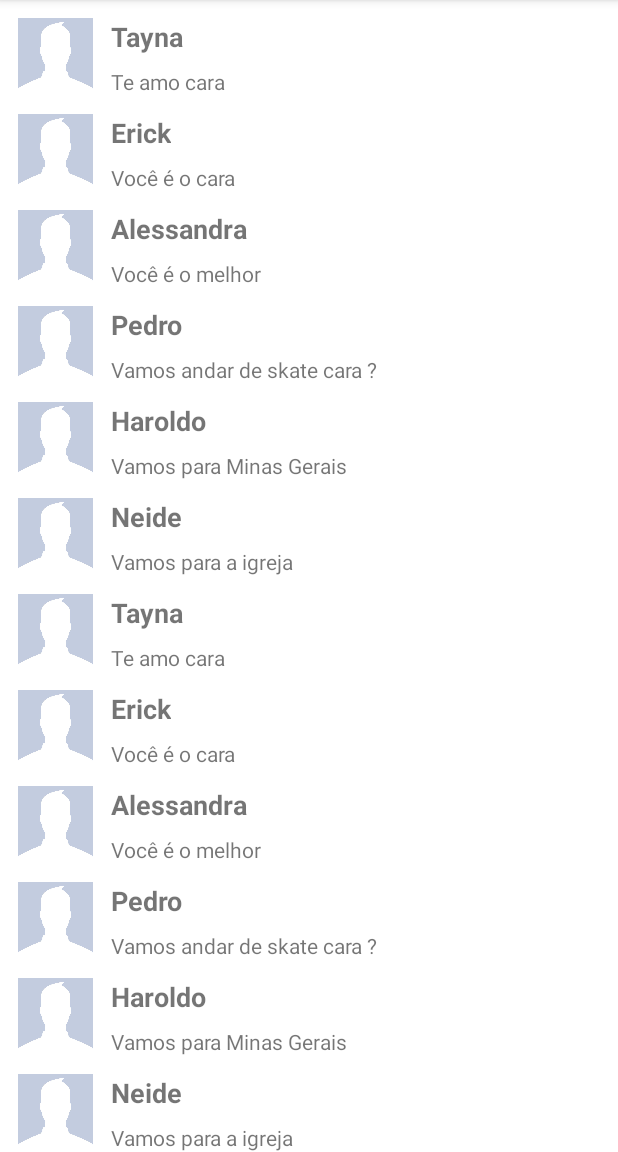
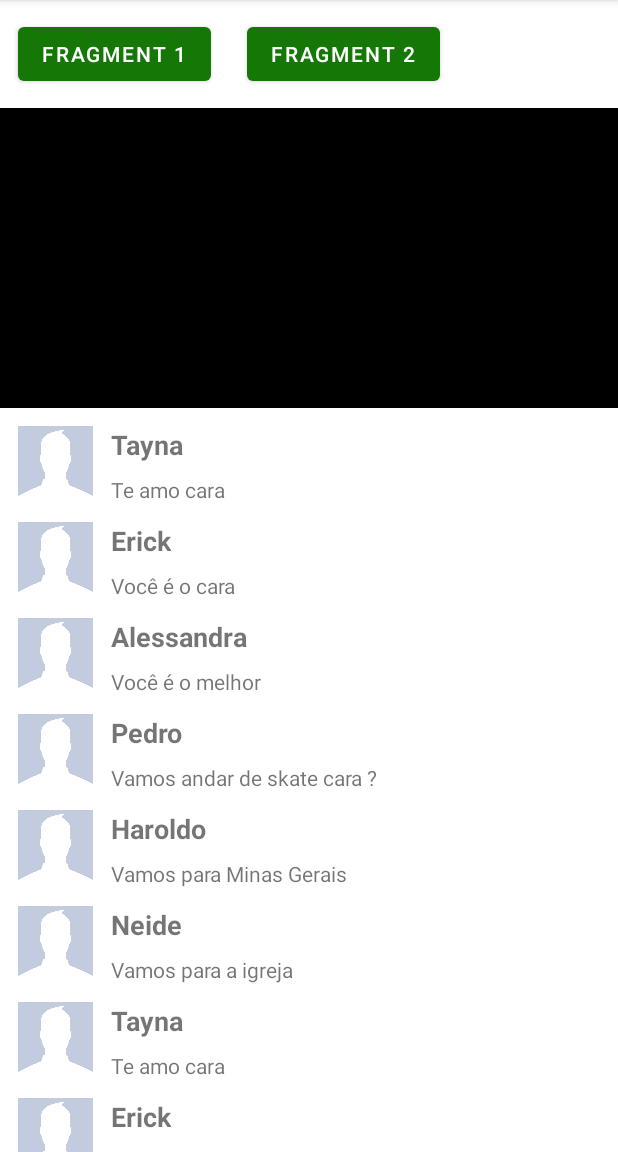
Before and after one commit to eferrareto/Clone-Interface-Whatsapp, an Android app: the screen it shows after launch (MainActivity), on a phone screen of 412 x 824 dp, the part 84-1236 px from its top. Run offline under Robolectric (Android 15) with nearby library versions, the phone set to English and light mode, and no system bars.

Commit message:
working with frgaments

```diff
--- a/app/build.gradle
+++ b/app/build.gradle
@@ -38,6 +38,8 @@ dependencies {
     implementation 'androidx.appcompat:appcompat:1.5.1'
     implementation 'com.google.android.material:material:1.7.0'
     implementation 'androidx.constraintlayout:constraintlayout:2.1.4'
+    def fragment_version = "1.5.4"
+    implementation("androidx.fragment:fragment-ktx:$fragment_version")
     testImplementation 'junit:junit:4.13.2'
     androidTestImplementation 'androidx.test.ext:junit:1.1.3'
     androidTestImplementation 'androidx.test.espresso:espresso-core:3.4.0'
--- a/app/src/main/java/com/example/whatsappclone/MainActivity.kt
+++ b/app/src/main/java/com/example/whatsappclone/MainActivity.kt
@@ -5,8 +5,12 @@ import android.os.Bundle
 import android.view.LayoutInflater
 import android.view.View
 import android.view.ViewGroup
+import android.widget.Button
 import android.widget.ImageView
 import android.widget.TextView
+import androidx.fragment.app.Fragment
+import androidx.fragment.app.add
+import androidx.fragment.app.commit
 import androidx.recyclerview.widget.LinearLayoutManager
 import androidx.recyclerview.widget.RecyclerView
 import com.example.whatsappclone.model.DataClassRecycler
@@ -14,10 +18,25 @@ import com.example.whatsappclone.model.DataClassRecycler
 class MainActivity : AppCompatActivity() {
 
     private lateinit var recycler : RecyclerView
+    private lateinit var buttonFragment1: Button
+    private lateinit var buttonFragment2 : Button
 
     override fun onCreate(savedInstanceState: Bundle?) {
         super.onCreate(savedInstanceState)
         setContentView(R.layout.activity_main)
+        if (savedInstanceState == null){
+            supportFragmentManager.commit {
+                setReorderingAllowed(true)
+                add<fragmentFirst>(R.id.fragment)
+            }
+        }
+
+        buttonFragment1 = findViewById(R.id.fragment1)
+        buttonFragment1.setOnClickListener {
+
+        }
+
+
 
         val listNames = mutableListOf<DataClassRecycler>()
 
--- /dev/null
+++ b/app/src/main/java/com/example/whatsappclone/fragmentFirst.kt
@@ -0,0 +1,15 @@
+package com.example.whatsappclone
+
+import android.os.Bundle
+import androidx.core.graphics.Insets.add
+import androidx.fragment.app.Fragment
+
+class fragmentFirst : Fragment(R.layout.fragment1) {
+
+    override fun onCreate(savedInstanceState: Bundle?) {
+        super.onCreate(savedInstanceState)
+        if (savedInstanceState == null){
+
+        }
+    }
+}
--- a/app/src/main/res/layout/activity_main.xml
+++ b/app/src/main/res/layout/activity_main.xml
@@ -6,9 +6,41 @@
     android:layout_height="match_parent"
     tools:context=".MainActivity">
 
+    <androidx.appcompat.widget.LinearLayoutCompat
+        xmlns:android="http://schemas.android.com/apk/res/android"
+        android:layout_width="match_parent"
+        android:layout_height="wrap_content"
+        xmlns:app="http://schemas.android.com/apk/res-auto"
+        android:id="@+id/relative"
+        tools:ignore="MissingConstraints">
+
+        <Button
+            android:id="@+id/fragment1"
+            android:layout_width="wrap_content"
+            android:layout_margin="12dp"
+            android:layout_height="wrap_content"
+            android:text="fragment 1"/>
+
+        <Button
+            android:id="@+id/fragment2"
+            android:layout_width="wrap_content"
+            android:layout_height="wrap_content"
+            android:layout_margin="12dp"
+            android:text="fragment 2"/>
+
+    </androidx.appcompat.widget.LinearLayoutCompat>
+
+    <androidx.fragment.app.FragmentContainerView
+        android:id="@+id/fragment"
+        android:layout_width="match_parent"
+        android:layout_height="200dp"
+        app:layout_constraintTop_toBottomOf="@+id/relative"
+        />
+
     <androidx.recyclerview.widget.RecyclerView
         android:id="@+id/recycler"
+        app:layout_constraintTop_toBottomOf="@+id/fragment"
         android:layout_width="match_parent"
-        android:layout_height="match_parent"/>
+        android:layout_height="wrap_content"/>
 
 </androidx.constraintlayout.widget.ConstraintLayout>
--- /dev/null
+++ b/app/src/main/res/layout/fragment1.xml
@@ -0,0 +1,8 @@
+<?xml version="1.0" encoding="utf-8"?>
+<androidx.fragment.app.FragmentContainerView xmlns:android="http://schemas.android.com/apk/res/android"
+    android:layout_width="match_parent"
+    android:layout_height="match_parent"
+    android:background="@color/black"
+    xmlns:app="http://schemas.android.com/apk/res-auto">
+
+</androidx.fragment.app.FragmentContainerView>
--- a/app/src/main/res/layout/recycler.xml
+++ b/app/src/main/res/layout/recycler.xml
@@ -1,5 +1,6 @@
 <?xml version="1.0" encoding="utf-8"?>
 <androidx.constraintlayout.widget.ConstraintLayout xmlns:android="http://schemas.android.com/apk/res/android"
+    xmlns:tools="http://schemas.android.com/tools"
     android:layout_width="match_parent"
     android:layout_height="wrap_content"
     xmlns:app="http://schemas.android.com/apk/res-auto">
@@ -35,4 +36,6 @@
         android:layout_width="wrap_content"
         android:layout_height="wrap_content"/>
 
+
+
 </androidx.constraintlayout.widget.ConstraintLayout>
```
